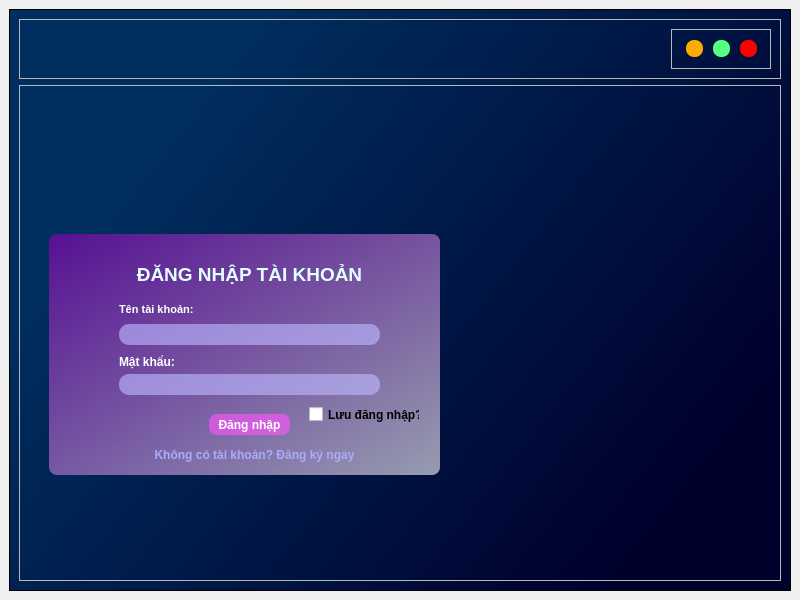
Before: the Qt Designer form new gui/hello Tien ne ku/Login_gui.ui in hoangm960/Astraea, drawn with Qt 5.
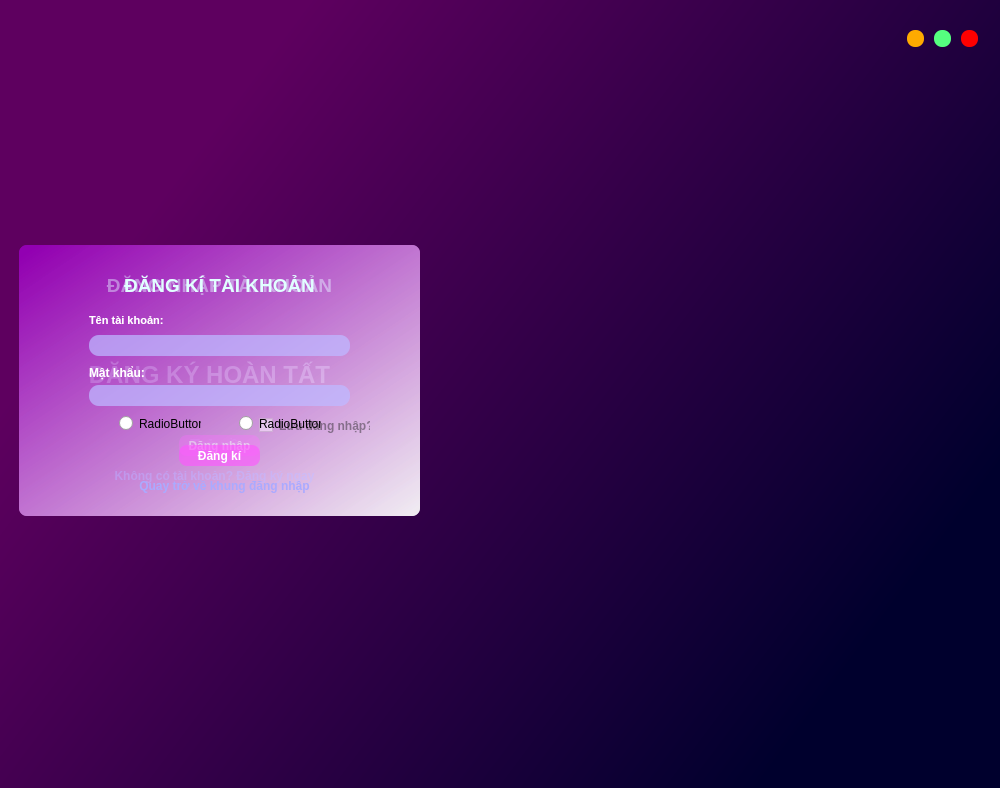
After: the same form once the commit is applied.

Patch:
```diff
--- a/new gui/hello Tien ne ku/Login_gui.ui
+++ b/new gui/hello Tien ne ku/Login_gui.ui
@@ -6,20 +6,44 @@
    <rect>
     <x>0</x>
     <y>0</y>
-    <width>800</width>
-    <height>600</height>
+    <width>1000</width>
+    <height>788</height>
    </rect>
   </property>
+  <property name="font">
+   <font>
+    <kerning>true</kerning>
+   </font>
+  </property>
   <property name="windowTitle">
    <string>MainWindow</string>
   </property>
   <widget class="QWidget" name="centralwidget">
-   <layout class="QVBoxLayout" name="verticalLayout">
+   <layout class="QHBoxLayout" name="horizontalLayout">
+    <property name="spacing">
+     <number>0</number>
+    </property>
+    <property name="sizeConstraint">
+     <enum>QLayout::SetDefaultConstraint</enum>
+    </property>
+    <property name="leftMargin">
+     <number>0</number>
+    </property>
+    <property name="topMargin">
+     <number>0</number>
+    </property>
+    <property name="rightMargin">
+     <number>0</number>
+    </property>
+    <property name="bottomMargin">
+     <number>0</number>
+    </property>
     <item>
      <widget class="QFrame" name="frame">
       <property name="styleSheet">
        <string notr="true">QFrame{
-	background-color: qlineargradient(spread:pad, x1:0, y1:0, x2:1, y2:0.591, stop:0.227273 rgba(0, 47, 95, 255), stop:1 rgba(0, 0, 45, 255));
+	background-color: qlineargradient(spread:pad, x1:0, y1:0, x2:1, y2:0.591, stop:0.227273 rgba(94, 0, 95, 255), stop:1 rgba(0, 0, 45, 255));
+ border: none;
 }</string>
       </property>
       <property name="frameShape">
@@ -44,12 +68,15 @@
           <string notr="true">background-color:none;</string>
          </property>
          <property name="frameShape">
-          <enum>QFrame::StyledPanel</enum>
+          <enum>QFrame::NoFrame</enum>
          </property>
          <property name="frameShadow">
           <enum>QFrame::Raised</enum>
          </property>
          <layout class="QVBoxLayout" name="verticalLayout_3">
+          <property name="rightMargin">
+           <number>0</number>
+          </property>
           <item>
            <widget class="QFrame" name="frame_bttn">
             <property name="maximumSize">
@@ -172,8 +199,16 @@
        </item>
        <item>
         <widget class="QFrame" name="frame_3">
+         <property name="enabled">
+          <bool>true</bool>
+         </property>
+         <property name="contextMenuPolicy">
+          <enum>Qt::PreventContextMenu</enum>
+         </property>
          <property name="styleSheet">
-          <string notr="true">background-color: none;</string>
+          <string notr="true">background-color: none;
+border: none;
+visible: false;</string>
          </property>
          <property name="frameShape">
           <enum>QFrame::StyledPanel</enum>
@@ -184,18 +219,12 @@
          <widget class="QFrame" name="Login_Frame">
           <property name="geometry">
            <rect>
-            <x>30</x>
-            <y>149</y>
-            <width>391</width>
-            <height>241</height>
+            <x>10</x>
+            <y>170</y>
+            <width>401</width>
+            <height>271</height>
            </rect>
           </property>
-          <property name="maximumSize">
-           <size>
-            <width>430</width>
-            <height>250</height>
-           </size>
-          </property>
           <property name="font">
            <font>
             <family>Segoe UI</family>
@@ -294,7 +323,7 @@
            <property name="geometry">
             <rect>
              <x>160</x>
-             <y>180</y>
+             <y>190</y>
              <width>81</width>
              <height>21</height>
             </rect>
@@ -369,7 +398,7 @@
           <widget class="QCheckBox" name="checkBox">
            <property name="geometry">
             <rect>
-             <x>260</x>
+             <x>240</x>
              <y>170</y>
              <width>111</width>
              <height>21</height>
@@ -386,8 +415,8 @@
           <widget class="QPushButton" name="ConvertButton">
            <property name="geometry">
             <rect>
-             <x>80</x>
-             <y>210</y>
+             <x>70</x>
+             <y>220</y>
              <width>251</width>
              <height>21</height>
             </rect>
@@ -420,6 +449,378 @@
            </property>
           </widget>
          </widget>
+         <widget class="QFrame" name="Complete_Frame_3">
+          <property name="enabled">
+           <bool>true</bool>
+          </property>
+          <property name="geometry">
+           <rect>
+            <x>10</x>
+            <y>170</y>
+            <width>401</width>
+            <height>271</height>
+           </rect>
+          </property>
+          <property name="font">
+           <font>
+            <family>Segoe UI</family>
+           </font>
+          </property>
+          <property name="styleSheet">
+           <string notr="true">QFrame { 
+background-color: qlineargradient(spread:pad, x1:0, y1:0, x2:1, y2:1, stop:0.0227273 rgba(150, 0, 183, 150), stop:1 rgba(255, 255, 255, 150));
+border-radius: 8px;
+
+}</string>
+          </property>
+          <property name="frameShape">
+           <enum>QFrame::StyledPanel</enum>
+          </property>
+          <property name="frameShadow">
+           <enum>QFrame::Raised</enum>
+          </property>
+          <widget class="QLabel" name="label_10">
+           <property name="geometry">
+            <rect>
+             <x>0</x>
+             <y>110</y>
+             <width>381</width>
+             <height>41</height>
+            </rect>
+           </property>
+           <property name="font">
+            <font>
+             <pointsize>14</pointsize>
+            </font>
+           </property>
+           <property name="styleSheet">
+            <string notr="true">color: rgb(225, 255, 255);
+background-color: none;
+text-align: center;
+</string>
+           </property>
+           <property name="text">
+            <string>&lt;html&gt;&lt;head/&gt;&lt;body&gt;&lt;p&gt;&lt;span style=&quot; font-size:18pt; font-weight:600;&quot;&gt;ĐĂNG KÝ HOÀN TẤT&lt;/span&gt;&lt;/p&gt;&lt;/body&gt;&lt;/html&gt;</string>
+           </property>
+           <property name="alignment">
+            <set>Qt::AlignCenter</set>
+           </property>
+          </widget>
+          <widget class="QPushButton" name="ConvertButton_4">
+           <property name="enabled">
+            <bool>true</bool>
+           </property>
+           <property name="geometry">
+            <rect>
+             <x>70</x>
+             <y>190</y>
+             <width>251</width>
+             <height>21</height>
+            </rect>
+           </property>
+           <property name="font">
+            <font>
+             <pointsize>12</pointsize>
+             <weight>75</weight>
+             <italic>false</italic>
+             <bold>true</bold>
+             <underline>false</underline>
+             <strikeout>false</strikeout>
+            </font>
+           </property>
+           <property name="styleSheet">
+            <string notr="true">QPushButton{
+background-color: rgb(255, 85, 255,0);
+border-radius: 8px;
+color: rgb(170, 170, 255);
+}
+QPushButton:hover {
+background-color: none;
+color: rgb(255,255,255);
+}</string>
+           </property>
+           <property name="text">
+            <string>Trở về</string>
+           </property>
+           <property name="autoRepeat">
+            <bool>true</bool>
+           </property>
+          </widget>
+         </widget>
+         <widget class="QFrame" name="Login_Frame_2">
+          <property name="enabled">
+           <bool>true</bool>
+          </property>
+          <property name="geometry">
+           <rect>
+            <x>10</x>
+            <y>170</y>
+            <width>401</width>
+            <height>271</height>
+           </rect>
+          </property>
+          <property name="font">
+           <font>
+            <family>Segoe UI</family>
+           </font>
+          </property>
+          <property name="contextMenuPolicy">
+           <enum>Qt::DefaultContextMenu</enum>
+          </property>
+          <property name="styleSheet">
+           <string notr="true">QFrame { 
+background-color: qlineargradient(spread:pad, x1:0, y1:0, x2:1, y2:1, stop:0.0227273 rgba(150, 0, 183, 150), stop:1 rgba(255, 255, 255, 150));
+border-radius: 8px;
+}</string>
+          </property>
+          <property name="frameShape">
+           <enum>QFrame::StyledPanel</enum>
+          </property>
+          <property name="frameShadow">
+           <enum>QFrame::Raised</enum>
+          </property>
+          <widget class="QLabel" name="label_7">
+           <property name="enabled">
+            <bool>true</bool>
+           </property>
+           <property name="geometry">
+            <rect>
+             <x>10</x>
+             <y>20</y>
+             <width>381</width>
+             <height>41</height>
+            </rect>
+           </property>
+           <property name="font">
+            <font>
+             <pointsize>14</pointsize>
+            </font>
+           </property>
+           <property name="styleSheet">
+            <string notr="true">color: rgb(225, 255, 255);
+background-color: none;
+text-align: center;
+</string>
+           </property>
+           <property name="text">
+            <string>&lt;html&gt;&lt;head/&gt;&lt;body&gt;&lt;p&gt;&lt;span style=&quot; font-weight:600;&quot;&gt;ĐĂNG KÍ TÀI KHOẢN&lt;/span&gt;&lt;/p&gt;&lt;/body&gt;&lt;/html&gt;</string>
+           </property>
+           <property name="alignment">
+            <set>Qt::AlignCenter</set>
+           </property>
+          </widget>
+          <widget class="QLineEdit" name="lineEdit_5">
+           <property name="enabled">
+            <bool>true</bool>
+           </property>
+           <property name="geometry">
+            <rect>
+             <x>70</x>
+             <y>90</y>
+             <width>261</width>
+             <height>21</height>
+            </rect>
+           </property>
+           <property name="styleSheet">
+            <string notr="true">QLineEdit {
+background-color: rgba(188, 183, 255, 160);
+border-radius: 10px;
+border-color: rgb(0, 255, 255);
+color: rgb(255,255,255);
+}</string>
+           </property>
+           <property name="alignment">
+            <set>Qt::AlignCenter</set>
+           </property>
+          </widget>
+          <widget class="QLineEdit" name="lineEdit_6">
+           <property name="geometry">
+            <rect>
+             <x>70</x>
+             <y>140</y>
+             <width>261</width>
+             <height>21</height>
+            </rect>
+           </property>
+           <property name="toolTip">
+            <string>&lt;!DOCTYPE HTML PUBLIC &quot;-//W3C//DTD HTML 4.0//EN&quot; &quot;http://www.w3.org/TR/REC-html40/strict.dtd&quot;&gt;
+&lt;html&gt;&lt;head&gt;&lt;meta name=&quot;qrichtext&quot; content=&quot;1&quot; /&gt;&lt;style type=&quot;text/css&quot;&gt;
+p, li { white-space: pre-wrap; }
+&lt;/style&gt;&lt;/head&gt;&lt;body style=&quot; font-family:'MS Shell Dlg 2'; font-size:8pt; font-weight:400; font-style:normal;&quot;&gt;
+&lt;p style=&quot;-qt-paragraph-type:empty; margin-top:12px; margin-bottom:12px; margin-left:0px; margin-right:0px; -qt-block-indent:0; text-indent:0px;&quot;&gt;&lt;br /&gt;&lt;/p&gt;&lt;/body&gt;&lt;/html&gt;</string>
+           </property>
+           <property name="styleSheet">
+            <string notr="true">QLineEdit {
+background-color: rgba(188, 183, 255, 160);
+border-radius: 10px;
+border-color: rgb(0, 255, 255);
+color: rgb(255,255,255);
+}</string>
+           </property>
+           <property name="alignment">
+            <set>Qt::AlignCenter</set>
+           </property>
+          </widget>
+          <widget class="QPushButton" name="LoginButton_3">
+           <property name="geometry">
+            <rect>
+             <x>160</x>
+             <y>200</y>
+             <width>81</width>
+             <height>21</height>
+            </rect>
+           </property>
+           <property name="styleSheet">
+            <string notr="true">QPushButton{
+background-color: rgb(255, 85, 255,160);
+border-radius: 8px;
+color: rgb(255, 255, 255);
+font: bold;
+}
+QPushButton:hover {
+background-color: rbg(249, 219, 255);
+}</string>
+           </property>
+           <property name="text">
+            <string>Đăng kí</string>
+           </property>
+           <property name="flat">
+            <bool>true</bool>
+           </property>
+          </widget>
+          <widget class="QLabel" name="label_8">
+           <property name="geometry">
+            <rect>
+             <x>70</x>
+             <y>120</y>
+             <width>61</width>
+             <height>16</height>
+            </rect>
+           </property>
+           <property name="font">
+            <font>
+             <weight>75</weight>
+             <bold>true</bold>
+            </font>
+           </property>
+           <property name="styleSheet">
+            <string notr="true">background-color: none;
+color: rgb(255,255,255);
+</string>
+           </property>
+           <property name="text">
+            <string>Mật khẩu:</string>
+           </property>
+          </widget>
+          <widget class="QLabel" name="label_9">
+           <property name="geometry">
+            <rect>
+             <x>70</x>
+             <y>60</y>
+             <width>101</width>
+             <height>31</height>
+            </rect>
+           </property>
+           <property name="font">
+            <font>
+             <pointsize>8</pointsize>
+             <weight>75</weight>
+             <bold>true</bold>
+            </font>
+           </property>
+           <property name="styleSheet">
+            <string notr="true">background-color: none;
+color: rgb(255,255,255);
+</string>
+           </property>
+           <property name="text">
+            <string>Tên tài khoản:</string>
+           </property>
+          </widget>
+          <widget class="QPushButton" name="ConvertButton_3">
+           <property name="geometry">
+            <rect>
+             <x>80</x>
+             <y>230</y>
+             <width>251</width>
+             <height>21</height>
+            </rect>
+           </property>
+           <property name="font">
+            <font>
+             <weight>75</weight>
+             <italic>false</italic>
+             <bold>true</bold>
+             <underline>false</underline>
+             <strikeout>false</strikeout>
+            </font>
+           </property>
+           <property name="styleSheet">
+            <string notr="true">QPushButton{
+background-color: rgb(255, 85, 255,0);
+border-radius: 8px;
+color: rgb(170, 170, 255);
+}
+QPushButton:hover {
+background-color: none;
+color: rgb(255,255,255);
+}</string>
+           </property>
+           <property name="text">
+            <string>Quay trở về khung đăng nhập</string>
+           </property>
+           <property name="autoRepeat">
+            <bool>true</bool>
+           </property>
+          </widget>
+          <widget class="QRadioButton" name="radioButton">
+           <property name="enabled">
+            <bool>true</bool>
+           </property>
+           <property name="geometry">
+            <rect>
+             <x>100</x>
+             <y>170</y>
+             <width>82</width>
+             <height>17</height>
+            </rect>
+           </property>
+           <property name="text">
+            <string>RadioButton</string>
+           </property>
+           <property name="autoExclusive">
+            <bool>false</bool>
+           </property>
+          </widget>
+          <widget class="QRadioButton" name="radioButton_2">
+           <property name="geometry">
+            <rect>
+             <x>220</x>
+             <y>170</y>
+             <width>82</width>
+             <height>17</height>
+            </rect>
+           </property>
+           <property name="text">
+            <string>RadioButton</string>
+           </property>
+           <property name="autoExclusive">
+            <bool>true</bool>
+           </property>
+          </widget>
+          <zorder>ConvertButton_3</zorder>
+          <zorder>label_7</zorder>
+          <zorder>lineEdit_5</zorder>
+          <zorder>lineEdit_6</zorder>
+          <zorder>LoginButton_3</zorder>
+          <zorder>label_8</zorder>
+          <zorder>label_9</zorder>
+          <zorder>radioButton</zorder>
+          <zorder>radioButton_2</zorder>
+         </widget>
+         <zorder>Complete_Frame_3</zorder>
+         <zorder>Login_Frame</zorder>
+         <zorder>Login_Frame_2</zorder>
         </widget>
        </item>
       </layout>
```
Left out of the diff: 102 changed lines with no effect on the pictures.
